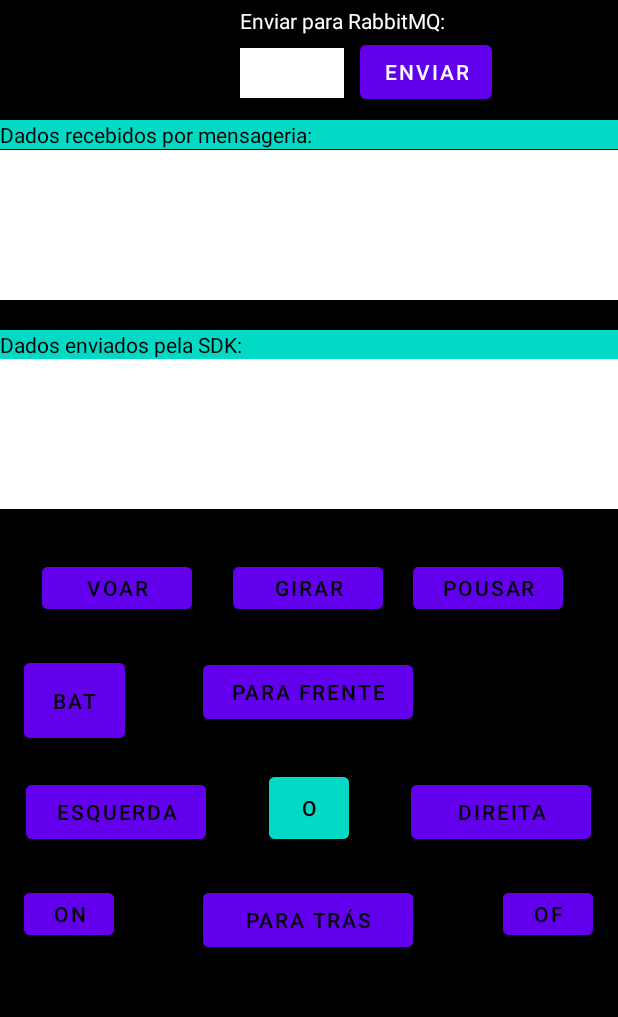
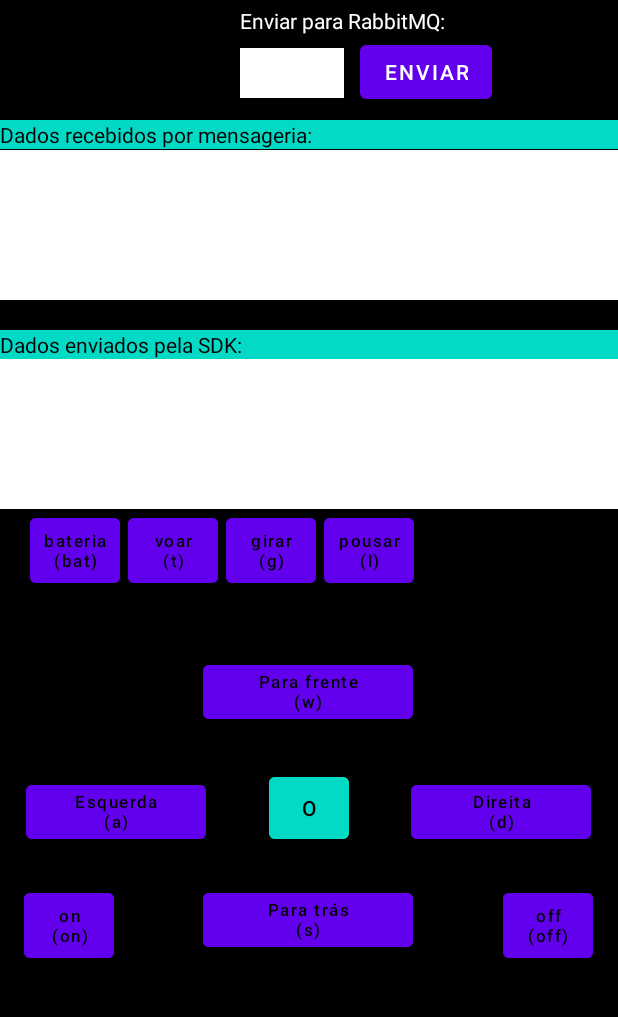
Before and after one commit to bcfreitas/ControlePorMensageria, an Android app: the ControleActivity screen opened directly, with no data from a screen before it, on a phone screen of 412 x 824 dp, the part 84-1101 px from its top. Run offline under Robolectric (Android 15) with nearby library versions, the phone set to English and light mode, and no system bars; libraries missing offline, so code that uses them is left out: com.rabbitmq.client, dji.common.battery, dji.common.error, dji.common.flightcontroller, dji.common.util and 4 more; 1 statement that could not run was skipped.

Commit message:
resolvendo bugs de comunicação. comandos on, off, takeoff, land e bat funcionando 100%

```diff
--- a/app/src/main/res/layout/activity_controle.xml
+++ b/app/src/main/res/layout/activity_controle.xml
@@ -10,51 +10,66 @@
 
     <Button
         android:id="@+id/botao_bateria"
-        android:layout_width="67dp"
-        android:layout_height="62dp"
-        android:layout_marginStart="16dp"
-        android:layout_marginTop="436dp"
+        android:layout_width="60dp"
+        android:layout_height="55dp"
+        android:layout_marginStart="20dp"
         android:backgroundTint="@color/purple_500"
-        android:text="bat"
+        android:padding="2dp"
+        android:text="bateria\n(bat)"
+        android:textAllCaps="false"
         android:textColor="@color/black"
-        app:layout_constraintStart_toStartOf="parent"
-        app:layout_constraintTop_toTopOf="parent" />
+        android:textSize="11dp"
+        tools:layout_editor_absoluteY="372dp"
+        app:layout_constraintStart_toStartOf="parent
+"
+        app:layout_constraintTop_toBottomOf="@id/scrollLogSDK"/>
 
     <Button
         android:id="@+id/botao_takeoff"
-        android:layout_width="100dp"
-        android:layout_height="40dp"
-        android:layout_marginStart="28dp"
-        android:layout_marginTop="372dp"
+        android:layout_width="60dp"
+        android:layout_height="55dp"
+        android:layout_marginStart="65dp"
         android:backgroundTint="@color/purple_500"
-        android:text="voar"
+        android:padding="1dp"
+        android:text="voar\n(t)"
+        android:textAllCaps="false"
         android:textColor="@color/black"
-        app:layout_constraintStart_toStartOf="parent"
-        app:layout_constraintTop_toTopOf="parent" />
+        android:textSize="11dp"
+        tools:layout_editor_absoluteX="68dp"
+        tools:layout_editor_absoluteY="372dp"
+        app:layout_constraintStart_toStartOf="@id/botao_bateria"
+        app:layout_constraintTop_toBottomOf="@id/scrollLogSDK"/>
 
     <Button
         android:id="@+id/botao_girar"
-        android:layout_width="100dp"
-        android:layout_height="40dp"
-        android:layout_marginStart="155dp"
-        android:layout_marginTop="372dp"
+        android:layout_width="60dp"
+        android:layout_height="55dp"
+        android:layout_marginStart="65dp"
         android:backgroundTint="@color/purple_500"
-        android:text="girar"
+        android:text="girar\n(g)"
+        android:textAllCaps="false"
         android:textColor="@color/black"
-        app:layout_constraintStart_toStartOf="parent"
-        app:layout_constraintTop_toTopOf="parent" />
+        android:textSize="11dp"
+        tools:layout_editor_absoluteX="137dp"
+        tools:layout_editor_absoluteY="372dp"
+        app:layout_constraintStart_toStartOf="@id/botao_takeoff"
+        app:layout_constraintTop_toBottomOf="@id/scrollLogSDK"/>
 
     <Button
         android:id="@+id/botao_land"
-        android:layout_width="100dp"
-        android:layout_height="40dp"
-        android:layout_marginStart="275dp"
-        android:layout_marginTop="372dp"
+        android:layout_width="60dp"
+        android:layout_height="55dp"
+        android:layout_marginStart="65dp"
         android:backgroundTint="@color/purple_500"
-        android:text="pousar"
+        android:padding="1dp"
+        android:text="pousar\n(l)"
+        android:textAllCaps="false"
         android:textColor="@color/black"
-        app:layout_constraintStart_toStartOf="parent"
-        app:layout_constraintTop_toTopOf="parent" />
+        android:textSize="11dp"
+        tools:layout_editor_absoluteX="206dp"
+        tools:layout_editor_absoluteY="372dp"
+        app:layout_constraintStart_toStartOf="@id/botao_girar"
+        app:layout_constraintTop_toBottomOf="@id/scrollLogSDK"/>
 
     <Button
         android:id="@+id/btnSendMessage"
@@ -168,32 +183,41 @@
         android:layout_marginStart="135dp"
         android:layout_marginTop="437dp"
         android:backgroundTint="@color/purple_500"
-        android:text="Para frente"
+        android:padding="1dp"
+        android:text="Para frente\n(w)"
+        android:textAllCaps="false"
         android:textColor="@color/black"
+        android:textSize="11dp"
         app:layout_constraintStart_toStartOf="parent"
         app:layout_constraintTop_toTopOf="parent" />
 
     <Button
         android:id="@+id/botao_off"
         android:layout_width="60dp"
-        android:layout_height="40dp"
+        android:layout_height="55dp"
         android:layout_marginStart="335dp"
         android:layout_marginTop="589dp"
         android:backgroundTint="@color/purple_500"
-        android:text="off"
+        android:padding="1dp"
+        android:text="off\n(off)"
+        android:textAllCaps="false"
         android:textColor="@color/black"
+        android:textSize="11dp"
         app:layout_constraintStart_toStartOf="parent"
         app:layout_constraintTop_toTopOf="parent" />
 
     <Button
         android:id="@+id/botao_on"
         android:layout_width="60dp"
-        android:layout_height="40dp"
+        android:layout_height="55dp"
         android:layout_marginStart="16dp"
         android:layout_marginTop="589dp"
         android:backgroundTint="@color/purple_500"
-        android:text="on"
+        android:padding="1dp"
+        android:text="on\n(on)"
+        android:textAllCaps="false"
         android:textColor="@color/black"
+        android:textSize="11dp"
         app:layout_constraintStart_toStartOf="parent"
         app:layout_constraintTop_toTopOf="parent" />
 
@@ -204,8 +228,11 @@
         android:layout_marginStart="17dp"
         android:layout_marginTop="517dp"
         android:backgroundTint="@color/purple_500"
-        android:text="Esquerda"
+        android:padding="1dp"
+        android:text="Esquerda\n(a)"
+        android:textAllCaps="false"
         android:textColor="@color/black"
+        android:textSize="11dp"
         app:layout_constraintStart_toStartOf="parent"
         app:layout_constraintTop_toTopOf="parent" />
 
@@ -228,8 +255,11 @@
         android:layout_marginStart="135dp"
         android:layout_marginTop="589dp"
         android:backgroundTint="@color/purple_500"
-        android:text="Para trás"
+        android:padding="1dp"
+        android:text="Para trás\n(s)"
+        android:textAllCaps="false"
         android:textColor="@color/black"
+        android:textSize="11dp"
         app:layout_constraintStart_toStartOf="parent"
         app:layout_constraintTop_toTopOf="parent" />
 
@@ -240,8 +270,11 @@
         android:layout_marginStart="274dp"
         android:layout_marginTop="517dp"
         android:backgroundTint="@color/purple_500"
-        android:text="Direita"
+        android:padding="1dp"
+        android:text="Direita\n(d)"
+        android:textAllCaps="false"
         android:textColor="@color/black"
+        android:textSize="11dp"
         app:layout_constraintStart_toStartOf="parent"
         app:layout_constraintTop_toTopOf="parent" />
 
@@ -256,4 +289,12 @@
         app:layout_constraintStart_toStartOf="parent"
         app:layout_constraintTop_toTopOf="parent" />
 
+    <androidx.constraintlayout.widget.Group
+        android:id="@+id/group"
+        android:layout_width="wrap_content"
+        android:layout_height="wrap_content"
+        app:constraint_referenced_ids="botao_land,botao_girar,botao_takeoff,botao_bateria"
+        app:flow_horizontalAlign="center"
+        />
+
 </androidx.constraintlayout.widget.ConstraintLayout>
```
Also changed, not shown: app/src/main/java/com/bcfreitas/controlepormensageria/ControleActivity.java (+97 -10 lines).
